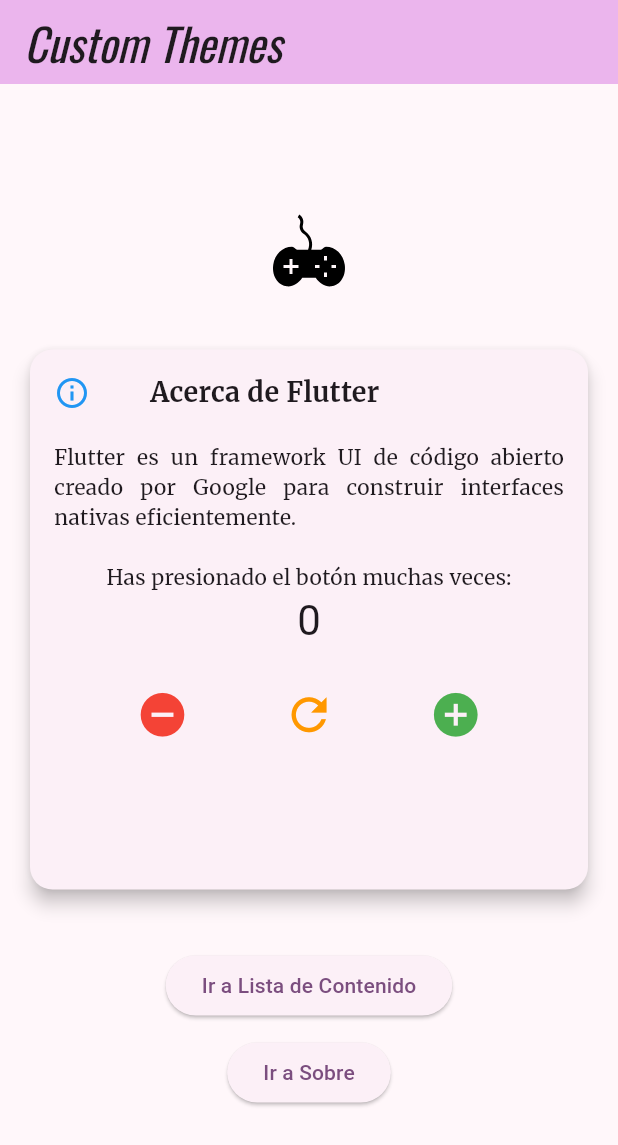
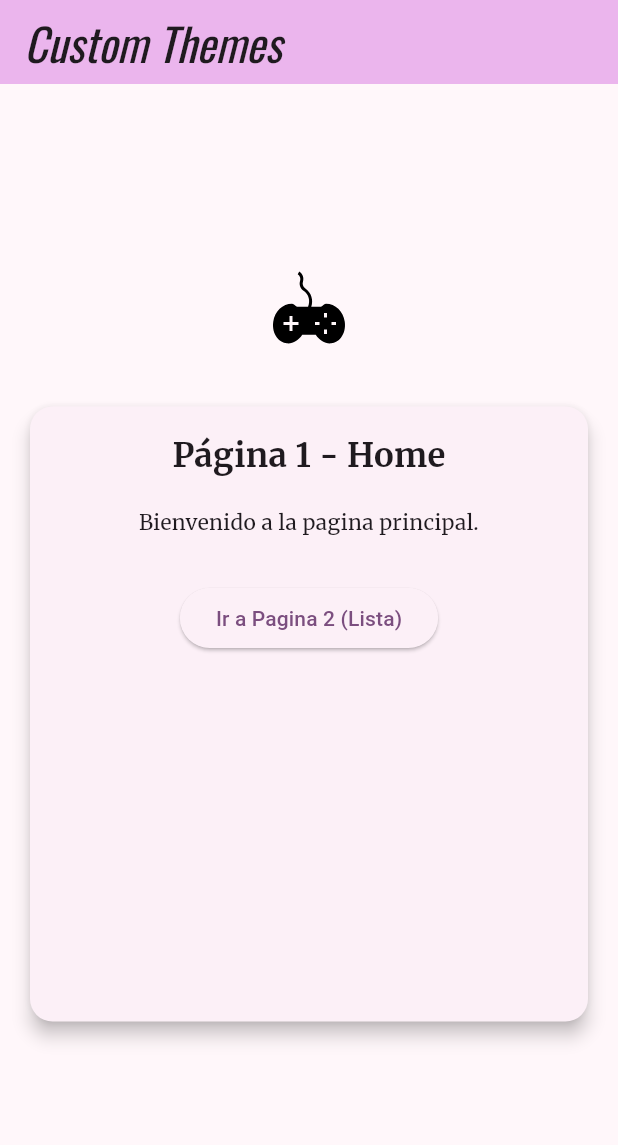
Before and after one commit to JohnCooper25/3479A321_2022479038, a Flutter app: the screen it shows after launch, on a phone screen of 412 x 824 dp. Shown: the top 1145 px of the screen. Run offline on Flutter 3.47's test engine with Material 3 defaults, Android fonts, the phone set to English and light mode, and no system bars; our stand-ins replace flutter_svg, google_fonts, logger.

Commit message:
lab5_resuelto

```diff
--- a/lib/Pages/about.dart
+++ b/lib/Pages/about.dart
@@ -7,23 +7,19 @@ class About extends StatelessWidget {
   Widget build(BuildContext context) {
     return Scaffold(
       appBar: AppBar(
-        title: const Text('Sobre la Aplicacion'),
+        title: const Text('Pagina 3 - About'),
       ),
       body: Center(
         child: Column(
           mainAxisAlignment: MainAxisAlignment.center,
           children: [
-            const Text(
-              'Esta aplicacion fue creada para demostrar navegacion y manejo de estado en Flutter.',
-              textAlign: TextAlign.center,
-              style: TextStyle(fontSize: 18),
-            ),
-            const SizedBox(height: 20),
+            const Text('Contenido libre de About', style: TextStyle(fontSize: 18)),
+            const SizedBox(height: 30),
             ElevatedButton(
               onPressed: () {
-                Navigator.pop(context); // Vuelve a la pantalla anterior
+                Navigator.pop(context);
               },
-              child: const Text('Volver'),
+              child: const Text('Volver a Pagina 2 (Lista)'),
             ),
           ],
         ),
--- a/lib/Pages/home.page.dart
+++ b/lib/Pages/home.page.dart
@@ -2,7 +2,6 @@ import 'package:flutter/material.dart';
 import 'package:flutter_svg/flutter_svg.dart';
 import 'package:logger/logger.dart';
 import 'list_content.dart';
-import 'about.dart';
 
 class MyHomePage extends StatefulWidget {
   final String title;
@@ -14,30 +13,7 @@ class MyHomePage extends StatefulWidget {
 }
 
 class _MyHomePageState extends State<MyHomePage> {
-  int _counter = 0;
-
   final logger = Logger();
-
-  void _incrementCounter() {
-    setState(() {
-      _counter++;
-    });
-    logger.i("Incremented counter: $_counter");
-  }
-
-  void _decrementCounter() {
-    setState(() {
-      _counter--;
-    });
-    logger.i("Decremented counter: $_counter");
-  }
-
-  void _resetCounter() {
-    setState(() {
-      _counter = 0;
-    });
-    logger.i("Counter reset");
-  }
 
   @override
   Widget build(BuildContext context) {
@@ -58,11 +34,9 @@ class _MyHomePageState extends State<MyHomePage> {
                 semanticsLabel: 'Dart Logo',
               ),
               const SizedBox(height: 20),
-
-              // Card con todo el contenido
               SizedBox(
                 width: 550,
-                height: 400,
+                height: 450,
                 child: Card(
                   margin: const EdgeInsets.all(20),
                   elevation: 5,
@@ -73,89 +47,34 @@ class _MyHomePageState extends State<MyHomePage> {
                     padding: const EdgeInsets.all(16.0),
                     child: Column(
                       children: [
-                        Row(
-                          children: const [
-                            Icon(Icons.info_outline, color: Colors.blue),
-                            SizedBox(width: 40),
-                            Text(
-                              'Acerca de Flutter',
-                              style: TextStyle(
-                                fontSize: 18,
-                                fontWeight: FontWeight.bold,
-                              ),
-                            ),
-                          ],
+                        const Text(
+                          'Página 1 - Home',
+                          style: TextStyle(fontSize: 22, fontWeight: FontWeight.bold),
                         ),
                         const SizedBox(height: 20),
                         const Text(
-                          'Flutter es un framework UI de código abierto creado por Google para construir interfaces nativas eficientemente.',
-                          textAlign: TextAlign.justify,
+                          'Bienvenido a la pagina principal.',
+                          textAlign: TextAlign.center,
                         ),
-                        const SizedBox(height: 20),
-
-                        // Contador
-                        const Text('Has presionado el botón muchas veces:'),
-                        Text(
-                          '$_counter',
-                          style: Theme.of(context).textTheme.headlineMedium,
-                        ),
-
-                        const SizedBox(height: 20),
-
-                        // Botones dentro de la Card
-                        Row(
-                          mainAxisAlignment: MainAxisAlignment.spaceEvenly,
-                          children: [
-                            IconButton(
-                              onPressed: _decrementCounter,
-                              icon: const Icon(Icons.remove_circle, size: 35, color: Colors.red),
-                              tooltip: 'Decrementar',
-                            ),
-                            IconButton(
-                              onPressed: _resetCounter,
-                              icon: const Icon(Icons.refresh, size: 35, color: Colors.orange),
-                              tooltip: 'Reiniciar',
-                            ),
-                            IconButton(
-                              onPressed: _incrementCounter,
-                              icon: const Icon(Icons.add_circle, size: 35, color: Colors.green),
-                              tooltip: 'Incrementar',
-                            ),
-                          ],
+                        const SizedBox(height: 30),
+                        ElevatedButton(
+                          onPressed: () {
+                            Navigator.push(
+                              context,
+                              MaterialPageRoute(builder: (context) => const ListContent()),
+                            );
+                          },
+                          child: const Text('Ir a Pagina 2 (Lista)'),
                         ),
                       ],
                     ),
                   ),
                 ),
               ),
-
-              const SizedBox(height: 20),
-
-              // Botones para las nuevas pantallas
-              ElevatedButton(
-                onPressed: () {
-                  Navigator.push(
-                    context,
-                    MaterialPageRoute(builder: (context) => const ListContent()),
-                  );
-                },
-                child: const Text('Ir a Lista de Contenido'),
-              ),
-              const SizedBox(height: 10),
-              ElevatedButton(
-                onPressed: () {
-                  Navigator.push(
-                    context,
-                    MaterialPageRoute(builder: (context) => const About()),
-                  );
-                },
-                child: const Text('Ir a Sobre'),
-              ),
             ],
           ),
         ),
       ),
-
     );
   }
 }
```
Also changed, not shown: lib/Pages/list_content.dart (+33 -17 lines).
